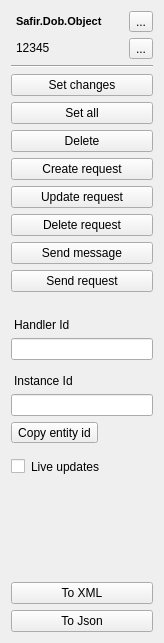
Old version of the form src/util/sate/src/operationswidget.ui in the repository SafirSDK/safir-sdk-core.
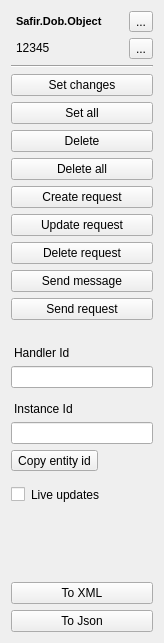
New version of the form.

Commit message: #537 - Added deleteAll button to Sate objectEdit. Added sendDeleteRequst to entityInstances view.

Diff of the .ui file:
```diff
--- a/src/util/sate/src/operationswidget.ui
+++ b/src/util/sate/src/operationswidget.ui
@@ -112,6 +112,16 @@
      </property>
     </widget>
    </item>
+   <item>
+    <widget class="QPushButton" name="deleteAllBtn">
+     <property name="toolTip">
+      <string>Delete all instances, not just this one.</string>
+     </property>
+     <property name="text">
+      <string>Delete all</string>
+     </property>
+    </widget>
+   </item>
    <item>
     <widget class="QPushButton" name="createReqBtn">
      <property name="text">
```
Left out of the diff: 36 changed lines with no effect on the pictures. The commit also changes 4 other files.
